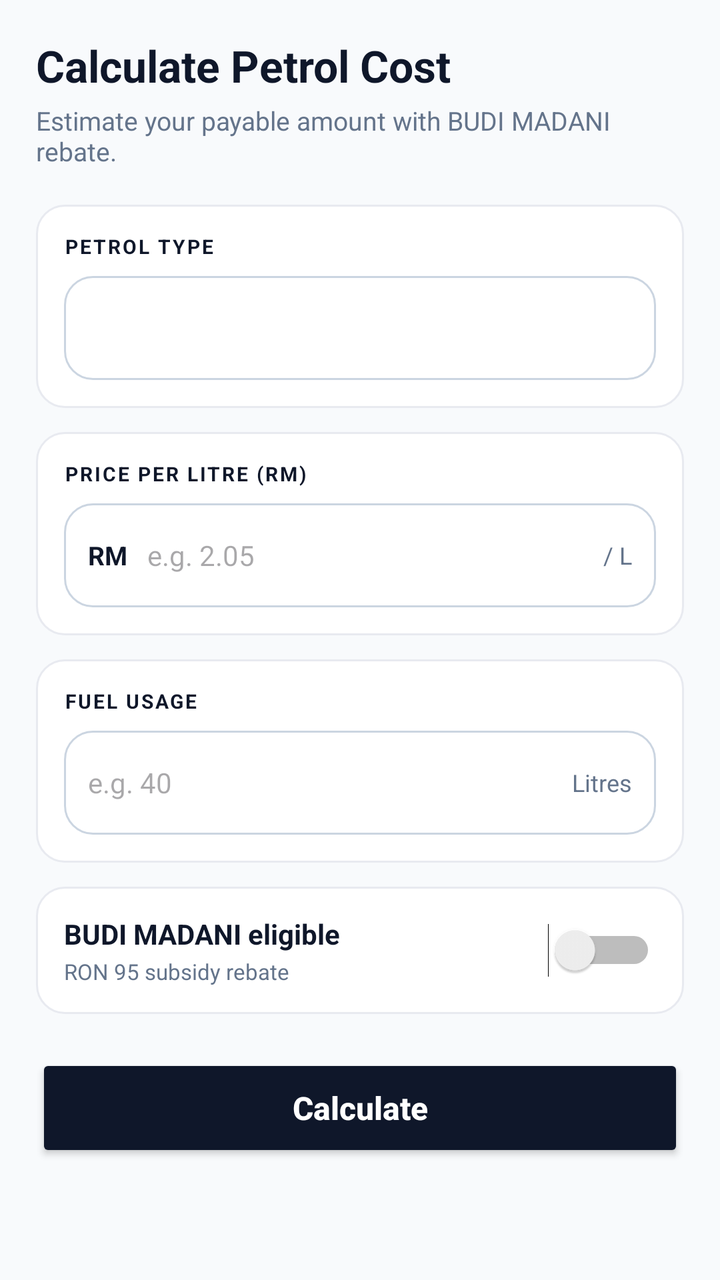
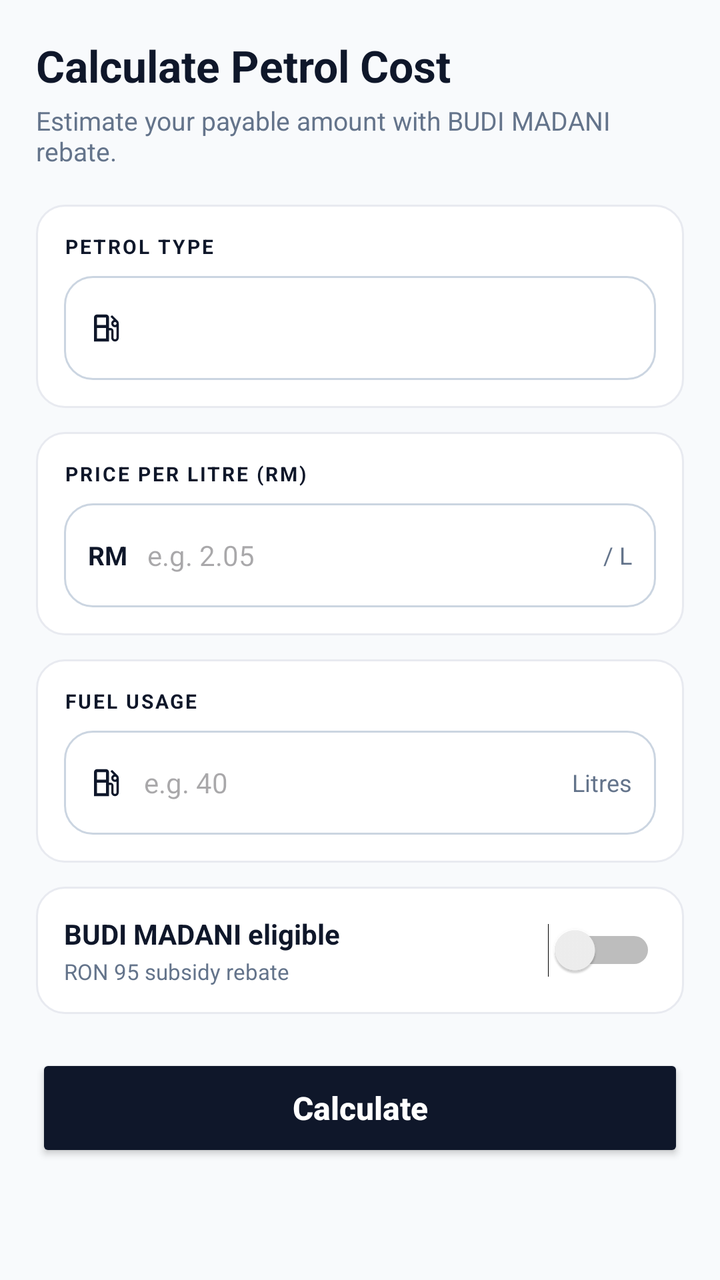

An Android layout rendered at two revisions. The XML below is the earlier revision; the diff shows what the commit changed to produce the second picture.
<!-- AndroidManifest.xml: application theme Theme.SmartPetrolCalculator -->
<!-- res/layout/fragment_home.xml -->
<?xml version="1.0" encoding="utf-8"?>
<ScrollView
    xmlns:android="http://schemas.android.com/apk/res/android"
    xmlns:app="http://schemas.android.com/apk/res-auto"
    android:layout_width="match_parent"
    android:layout_height="match_parent"
    android:background="@color/background">

    <LinearLayout
        android:layout_width="match_parent"
        android:layout_height="wrap_content"
        android:orientation="vertical"
        android:padding="18dp">

        
        <TextView
            android:layout_width="match_parent"
            android:layout_height="wrap_content"
            android:text="Calculate Petrol Cost"
            android:textColor="@color/dark_blue"
            android:textSize="22sp"
            android:textStyle="bold"
            android:layout_marginBottom="4dp" />

        
        <TextView
            android:layout_width="match_parent"
            android:layout_height="wrap_content"
            android:text="Estimate your payable amount with BUDI MADANI rebate."
            android:textColor="@color/text_gray"
            android:textSize="13sp"
            android:layout_marginBottom="18dp" />

        
        <LinearLayout
            android:layout_width="match_parent"
            android:layout_height="wrap_content"
            android:orientation="vertical"
            android:background="@drawable/card_white"
            android:padding="14dp"
            android:layout_marginBottom="12dp">

            <TextView
                android:layout_width="wrap_content"
                android:layout_height="wrap_content"
                android:text="PETROL TYPE"
                android:textColor="@color/dark_blue"
                android:textSize="10sp"
                android:textStyle="bold"
                android:letterSpacing="0.1"
                android:layout_marginBottom="8dp" />

            <LinearLayout
                android:layout_width="match_parent"
                android:layout_height="52dp"
                android:orientation="horizontal"
                android:background="@drawable/input_bg"
                android:gravity="center_vertical"
                android:paddingStart="12dp"
                android:paddingEnd="12dp">

                <Spinner
                    android:id="@+id/spinnerPetrolType"
                    android:layout_width="0dp"
                    android:layout_height="match_parent"
                    android:layout_weight="1"
                    android:background="@null" />

            </LinearLayout>

        </LinearLayout>

        
        <LinearLayout
            android:layout_width="match_parent"
            android:layout_height="wrap_content"
            android:orientation="vertical"
            android:background="@drawable/card_white"
            android:padding="14dp"
            android:layout_marginBottom="12dp">

            <TextView
                android:layout_width="wrap_content"
                android:layout_height="wrap_content"
                android:text="PRICE PER LITRE (RM)"
                android:textColor="@color/dark_blue"
                android:textSize="10sp"
                android:textStyle="bold"
                android:letterSpacing="0.1"
                android:layout_marginBottom="8dp" />

            <LinearLayout
                android:layout_width="match_parent"
                android:layout_height="52dp"
                android:orientation="horizontal"
                android:background="@drawable/input_bg"
                android:gravity="center_vertical"
                android:paddingStart="12dp"
                android:paddingEnd="12dp">

                <TextView
                    android:layout_width="wrap_content"
                    android:layout_height="wrap_content"
                    android:text="RM"
                    android:textColor="@color/dark_blue"
                    android:textSize="13sp"
                    android:textStyle="bold"
                    android:layout_marginEnd="10dp" />

                <EditText
                    android:id="@+id/etPrice"
                    android:layout_width="0dp"
                    android:layout_height="match_parent"
                    android:layout_weight="1"
                    android:background="@null"
                    android:hint="e.g. 2.05"
                    android:inputType="numberDecimal"
                    android:textSize="14sp" />

                <TextView
                    android:layout_width="wrap_content"
                    android:layout_height="wrap_content"
                    android:text="/ L"
                    android:textColor="@color/text_gray"
                    android:textSize="12sp" />

            </LinearLayout>
        </LinearLayout>

        
        <LinearLayout
            android:layout_width="match_parent"
            android:layout_height="wrap_content"
            android:orientation="vertical"
            android:background="@drawable/card_white"
            android:padding="14dp"
            android:layout_marginBottom="12dp">

            <TextView
                android:layout_width="wrap_content"
                android:layout_height="wrap_content"
                android:text="FUEL USAGE"
                android:textColor="@color/dark_blue"
                android:textSize="10sp"
                android:textStyle="bold"
                android:letterSpacing="0.1"
                android:layout_marginBottom="8dp" />

            <LinearLayout
                android:layout_width="match_parent"
                android:layout_height="52dp"
                android:orientation="horizontal"
                android:background="@drawable/input_bg"
                android:gravity="center_vertical"
                android:paddingStart="12dp"
                android:paddingEnd="12dp">

                <EditText
                    android:id="@+id/etFuelUsage"
                    android:layout_width="0dp"
                    android:layout_height="match_parent"
                    android:layout_weight="1"
                    android:background="@null"
                    android:hint="e.g. 40"
                    android:inputType="numberDecimal"
                    android:textSize="14sp" />

                <TextView
                    android:layout_width="wrap_content"
                    android:layout_height="wrap_content"
                    android:text="Litres"
                    android:textColor="@color/text_gray"
                    android:textSize="12sp" />

            </LinearLayout>
        </LinearLayout>

        
        <LinearLayout
            android:layout_width="match_parent"
            android:layout_height="wrap_content"
            android:orientation="vertical"
            android:background="@drawable/card_white"
            android:padding="14dp"
            android:layout_marginBottom="20dp">

            <LinearLayout
                android:layout_width="match_parent"
                android:layout_height="wrap_content"
                android:orientation="horizontal"
                android:gravity="center_vertical">

                <LinearLayout
                    android:layout_width="0dp"
                    android:layout_height="wrap_content"
                    android:layout_weight="1"
                    android:orientation="vertical"
                    android:layout_marginEnd="12dp">

                    <TextView
                        android:layout_width="wrap_content"
                        android:layout_height="wrap_content"
                        android:text="BUDI MADANI eligible"
                        android:textColor="@color/dark_blue"
                        android:textSize="14sp"
                        android:textStyle="bold" />

                    <TextView
                        android:layout_width="wrap_content"
                        android:layout_height="wrap_content"
                        android:text="RON 95 subsidy rebate"
                        android:textColor="@color/text_gray"
                        android:textSize="11sp"
                        android:layout_marginTop="2dp" />

                </LinearLayout>

                <Switch
                    android:id="@+id/switchEligible"
                    android:layout_width="wrap_content"
                    android:layout_height="wrap_content"
                    android:layout_gravity="center_vertical" />

            </LinearLayout>

            
            <TextView
                android:id="@+id/tvEligibleBadge"
                android:layout_width="wrap_content"
                android:layout_height="wrap_content"
                android:text="✓  Eligible — subsidy applied"
                android:textColor="#059669"
                android:textSize="11sp"
                android:textStyle="bold"
                android:background="@drawable/badge_green"
                android:paddingStart="10dp"
                android:paddingEnd="10dp"
                android:paddingTop="4dp"
                android:paddingBottom="4dp"
                android:layout_marginTop="10dp"
                android:visibility="gone" />

        </LinearLayout>

        
        <Button
            android:id="@+id/btnCalculate"
            android:layout_width="match_parent"
            android:layout_height="54dp"
            android:layout_marginBottom="24dp"
            android:text="Calculate"
            android:textAllCaps="false"
            android:textColor="@color/white"
            android:textSize="16sp"
            android:textStyle="bold"
            android:backgroundTint="@color/dark_blue" />

    </LinearLayout>

</ScrollView>
<!-- resources referenced by this layout -->
<resources>
  <color name="background">#F8FAFC</color>
  <color name="dark_blue">#0F172A</color>
  <color name="text_gray">#64748B</color>
  <color name="white">#FFFFFF</color>
  <!-- drawable badge_green (drawable) -->
  <?xml version="1.0" encoding="utf-8"?>
  <shape xmlns:android="http://schemas.android.com/apk/res/android"
      android:shape="rectangle">
      <solid android:color="#D1FAE5" />
      <corners android:radius="20dp" />
      <stroke android:width="1dp" android:color="#A7F3D0" />
  </shape>
  <!-- drawable card_white (drawable) -->
  <?xml version="1.0" encoding="utf-8"?>
  <shape xmlns:android="http://schemas.android.com/apk/res/android"
      android:shape="rectangle">
      <solid android:color="#FFFFFF" />
      <corners android:radius="14dp" />
      <stroke android:width="1dp" android:color="#E8EAF0" />
  </shape>
  <!-- drawable input_bg (drawable) -->
  <?xml version="1.0" encoding="utf-8"?>
  <shape xmlns:android="http://schemas.android.com/apk/res/android">
  
      
      <solid android:color="@color/white" />
  
      
      <corners android:radius="14dp" />
  
      
      <stroke
          android:width="1dp"
          android:color="@color/border_gray" />
  
      
      <padding
          android:left="14dp"
          android:right="14dp"
          android:top="12dp"
          android:bottom="12dp" />
  
  </shape>
  <style name="Theme.SmartPetrolCalculator" parent="Base.Theme.SmartPetrolCalculator" />
  <color name="border_gray">#CBD5E1</color>
  <style name="Base.Theme.SmartPetrolCalculator" parent="Theme.Material3.DayNight.NoActionBar">
          
          
      </style>
</resources>

<!-- the commit's change to res/layout/fragment_home.xml (unified diff, before → after) -->
@@ -59,6 +59,13 @@
                 android:paddingStart="12dp"
                 android:paddingEnd="12dp">
 
+                <ImageView
+                    android:layout_width="18dp"
+                    android:layout_height="18dp"
+                    android:src="@drawable/ic_local_gas_station"
+                    app:tint="@color/dark_blue"
+                    android:layout_marginEnd="10dp" />
+
                 <Spinner
                     android:id="@+id/spinnerPetrolType"
                     android:layout_width="0dp"
@@ -154,6 +161,13 @@
                 android:gravity="center_vertical"
                 android:paddingStart="12dp"
                 android:paddingEnd="12dp">
+
+                <ImageView
+                    android:layout_width="18dp"
+                    android:layout_height="18dp"
+                    android:src="@drawable/ic_local_gas_station"
+                    app:tint="@color/dark_blue"
+                    android:layout_marginEnd="10dp" />
 
                 <EditText
                     android:id="@+id/etFuelUsage"
<!-- resource entries referenced after the edit -->
@@ -20,6 +20,16 @@
       <corners android:radius="14dp" />
       <stroke android:width="1dp" android:color="#E8EAF0" />
   </shape>
+  <!-- drawable ic_local_gas_station (drawable) -->
+  <vector xmlns:android="http://schemas.android.com/apk/res/android"
+      android:width="24dp"
+      android:height="24dp"
+      android:viewportWidth="960"
+      android:viewportHeight="960">
+    <path
+        android:pathData="M160,840v-640q0,-33 23.5,-56.5T240,120h240q33,0 56.5,23.5T560,200v280h40q33,0 56.5,23.5T680,560v180q0,17 11.5,28.5T720,780q17,0 28.5,-11.5T760,740v-288q-9,5 -19,6.5t-21,1.5q-42,0 -71,-29t-29,-71q0,-32 17.5,-57.5T684,266l-84,-84 42,-42 148,144q15,15 22.5,35t7.5,41v380q0,42 -29,71t-71,29q-42,0 -71,-29t-29,-71v-200h-60v300L160,840ZM240,400h240v-200L240,200v200ZM720,400q17,0 28.5,-11.5T760,360q0,-17 -11.5,-28.5T720,320q-17,0 -28.5,11.5T680,360q0,17 11.5,28.5T720,400ZM240,760h240v-280L240,480v280ZM480,760L240,760h240Z"
+        android:fillColor="#e3e3e3"/>
+  </vector>
   <!-- drawable input_bg (drawable) -->
   <?xml version="1.0" encoding="utf-8"?>
   <shape xmlns:android="http://schemas.android.com/apk/res/android">
